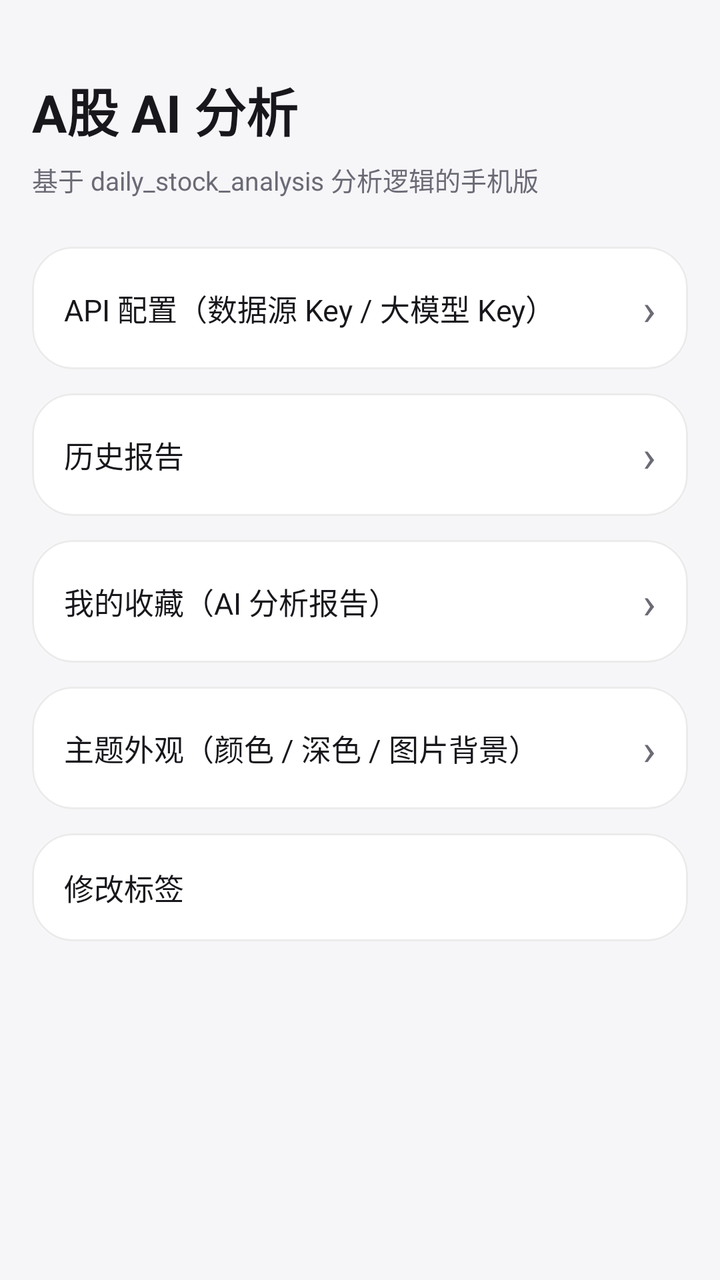
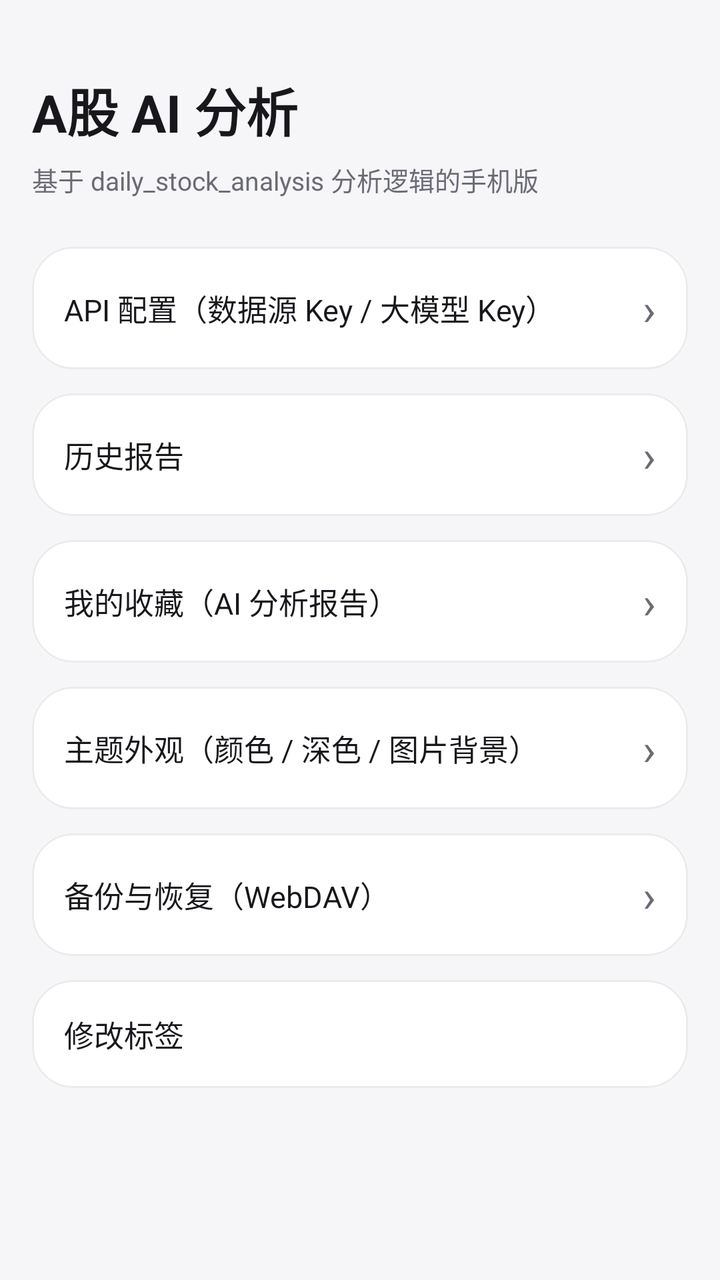

Screens rendered from an Android XML layout before and after an edit, with the pre-edit source and the edit as a unified diff.
<!-- AndroidManifest.xml: application theme Theme.DsaMobile -->
<!-- res/layout/fragment_mine.xml -->
<?xml version="1.0" encoding="utf-8"?>
<LinearLayout xmlns:android="http://schemas.android.com/apk/res/android"
    android:layout_width="match_parent"
    android:layout_height="match_parent"
    android:orientation="vertical"
    android:paddingStart="16dp"
    android:paddingTop="16dp"
    android:paddingEnd="16dp"
    android:paddingBottom="56dp">

    <TextView
        android:id="@+id/mine_title"
        android:layout_width="match_parent"
        android:layout_height="wrap_content"
        android:layout_marginTop="20dp"
        android:text="A股 AI 分析"
        android:textColor="?attr/dsaText"
        android:textSize="26sp"
        android:textStyle="bold" />

    <TextView
        android:layout_width="match_parent"
        android:layout_height="wrap_content"
        android:layout_marginTop="6dp"
        android:text="基于 daily_stock_analysis 分析逻辑的手机版"
        android:textColor="?attr/dsaText2"
        android:textSize="13sp" />

    <LinearLayout
        android:id="@+id/entry_settings"
        android:layout_width="match_parent"
        android:layout_height="wrap_content"
        android:layout_marginTop="24dp"
        android:background="@drawable/bg_card"
        android:tag="dsa_tag"
        android:gravity="center_vertical"
        android:orientation="horizontal"
        android:padding="16dp">

        <TextView
            android:layout_width="0dp"
            android:layout_height="wrap_content"
            android:layout_weight="1"
            android:text="API 配置（数据源 Key / 大模型 Key）"
            android:textColor="?attr/dsaText"
            android:textSize="15sp" />

        <TextView
            android:layout_width="wrap_content"
            android:layout_height="wrap_content"
            android:text="›"
            android:textColor="?attr/dsaText2"
            android:textSize="22sp" />
    </LinearLayout>

    <LinearLayout
        android:id="@+id/entry_history"
        android:layout_width="match_parent"
        android:layout_height="wrap_content"
        android:layout_marginTop="12dp"
        android:background="@drawable/bg_card"
        android:tag="dsa_tag"
        android:gravity="center_vertical"
        android:orientation="horizontal"
        android:padding="16dp">

        <TextView
            android:layout_width="0dp"
            android:layout_height="wrap_content"
            android:layout_weight="1"
            android:text="历史报告"
            android:textColor="?attr/dsaText"
            android:textSize="15sp" />

        <TextView
            android:layout_width="wrap_content"
            android:layout_height="wrap_content"
            android:text="›"
            android:textColor="?attr/dsaText2"
            android:textSize="22sp" />
    </LinearLayout>

    
    <LinearLayout
        android:id="@+id/entry_favorites"
        android:layout_width="match_parent"
        android:layout_height="wrap_content"
        android:layout_marginTop="12dp"
        android:background="@drawable/bg_card"
        android:tag="dsa_tag"
        android:gravity="center_vertical"
        android:orientation="horizontal"
        android:padding="16dp">

        <TextView
            android:layout_width="0dp"
            android:layout_height="wrap_content"
            android:layout_weight="1"
            android:text="我的收藏（AI 分析报告）"
            android:textColor="?attr/dsaText"
            android:textSize="15sp" />

        <TextView
            android:id="@+id/fav_count"
            android:layout_width="wrap_content"
            android:layout_height="wrap_content"
            android:layout_marginEnd="6dp"
            android:textColor="?attr/dsaText2"
            android:textSize="13sp" />

        <TextView
            android:layout_width="wrap_content"
            android:layout_height="wrap_content"
            android:text="›"
            android:textColor="?attr/dsaText2"
            android:textSize="22sp" />
    </LinearLayout>

    
    <LinearLayout
        android:id="@+id/entry_focus"
        android:layout_width="match_parent"
        android:layout_height="wrap_content"
        android:layout_marginTop="12dp"
        android:background="@drawable/bg_card"
        android:gravity="center_vertical"
        android:orientation="horizontal"
        android:padding="16dp"
        android:visibility="gone">

        <TextView
            android:layout_width="0dp"
            android:layout_height="wrap_content"
            android:layout_weight="1"
            android:text="通知与超级岛"
            android:textColor="?attr/dsaText"
            android:textSize="15sp" />

        <TextView
            android:id="@+id/focus_state"
            android:layout_width="wrap_content"
            android:layout_height="wrap_content"
            android:layout_marginEnd="6dp"
            android:ellipsize="end"
            android:maxWidth="150dp"
            android:singleLine="true"
            android:textColor="?attr/dsaText2"
            android:textSize="13sp" />

        <TextView
            android:layout_width="wrap_content"
            android:layout_height="wrap_content"
            android:text="›"
            android:textColor="?attr/dsaText2"
            android:textSize="22sp" />
    </LinearLayout>

    
    <LinearLayout
        android:id="@+id/entry_theme"
        android:layout_width="match_parent"
        android:layout_height="wrap_content"
        android:layout_marginTop="12dp"
        android:background="@drawable/bg_card"
        android:tag="dsa_tag"
        android:gravity="center_vertical"
        android:orientation="horizontal"
        android:padding="16dp">

        <TextView
            android:layout_width="0dp"
            android:layout_height="wrap_content"
            android:layout_weight="1"
            android:text="主题外观（颜色 / 深色 / 图片背景）"
            android:textColor="?attr/dsaText"
            android:textSize="15sp" />

        <TextView
            android:layout_width="wrap_content"
            android:layout_height="wrap_content"
            android:text="›"
            android:textColor="?attr/dsaText2"
            android:textSize="22sp" />
    </LinearLayout>

    
    <LinearLayout
        android:id="@+id/entry_app_title"
        android:layout_width="match_parent"
        android:layout_height="wrap_content"
        android:layout_marginTop="12dp"
        android:background="@drawable/bg_card"
        android:tag="dsa_tag"
        android:gravity="center_vertical"
        android:orientation="horizontal"
        android:padding="16dp">

        <TextView
            android:layout_width="0dp"
            android:layout_height="wrap_content"
            android:layout_weight="1"
            android:text="修改标签"
            android:textColor="?attr/dsaText"
            android:textSize="15sp" />

        <TextView
            android:id="@+id/current_app_title"
            android:layout_width="wrap_content"
            android:layout_height="wrap_content"
            android:ellipsize="end"
            android:maxWidth="180dp"
            android:singleLine="true"
            android:textColor="?attr/dsaText2"
            android:textSize="13sp" />
    </LinearLayout>

    <TextView
        android:id="@+id/config_status"
        android:layout_width="match_parent"
        android:layout_height="wrap_content"
        android:layout_marginTop="16dp"
        android:textColor="?attr/dsaText2"
        android:textSize="12sp" />
</LinearLayout>
<!-- resources referenced by this layout -->
<resources>
  <style name="Theme.DsaMobile" parent="Theme.Dsa.Blue" />
  <style name="Theme.Dsa.Blue" parent="Theme.Dsa.Base" />
  <color name="theme_blue">#1A73E8</color>
  <color name="theme_blue_dark">#1557B0</color>
  <color name="soft_blue">#E8F0FE</color>
  <color name="light_card">#FFFFFF</color>
  <color name="light_text">#17171C</color>
  <color name="light_text2">#6B6B76</color>
  <color name="light_bg">#F6F6F9</color>
  <color name="light_surface2">#EFEFF3</color>
  <color name="light_divider">#E6E6EC</color>
  <color name="glass_tint_light">#F2FFFFFF</color>
  <color name="glass_stroke_light">#14000000</color>
  <color name="glass_hi_light">#14FFFFFF</color>
  <color name="nav_glass_light">#59FFFFFF</color>
  <style name="Widget.Dsa.Button" parent="Widget.MaterialComponents.Button">
          <item name="cornerRadius">10dp</item>
          <item name="android:textAllCaps">false</item>
      </style>
  <style name="Widget.Dsa.Fab" parent="Widget.MaterialComponents.FloatingActionButton">
          <item name="backgroundTint">?attr/dsaPrimary</item>
          <item name="tint">@color/light_card</item>
          <item name="shapeAppearanceOverlay">@style/ShapeAppearance.Dsa.Fab</item>
      </style>
  <style name="Widget.Dsa.AlertDialog" parent="MaterialAlertDialog.MaterialComponents">
          <item name="shapeAppearanceOverlay">@style/ShapeAppearance.Dsa.Dialog</item>
          <item name="backgroundTint">?attr/dsaCard</item>
          <item name="buttonBarPositiveButtonStyle">@style/Widget.Dsa.DialogButton</item>
          <item name="buttonBarNegativeButtonStyle">@style/Widget.Dsa.DialogButton</item>
      </style>
  <style name="Widget.Dsa.ActionBarTitle" parent="TextAppearance.Widget.AppCompat.Toolbar.Title">
          <item name="android:textSize">18sp</item>
          <item name="android:textStyle">bold</item>
          <item name="android:letterSpacing">0.01</item>
      </style>
  <style name="ShapeAppearance.Dsa.Fab" parent="ShapeAppearance.MaterialComponents.LargeComponent">
          <item name="cornerFamily">rounded</item>
          <item name="cornerSize">16dp</item>
      </style>
  <!-- drawable bottom_nav_color (drawable) -->
  <?xml version="1.0" encoding="utf-8"?>
  <selector xmlns:android="http://schemas.android.com/apk/res/android">
      <item android:color="?attr/dsaOnPrimary" android:state_checked="true" />
      <item android:color="?attr/dsaText2" />
  </selector>
  <style name="Widget.Dsa.NavIndicator" parent="Widget.Material3.BottomNavigationView.ActiveIndicator">
          <item name="android:color">?attr/dsaPrimary</item>
          <item name="shapeAppearance">@style/ShapeAppearance.Dsa.NavPill</item>
          <item name="marginHorizontal">6dp</item>
      </style>
  <style name="TextAppearance.Dsa.NavActive" parent="TextAppearance.MaterialComponents.Caption">
          <item name="android:textSize">11sp</item>
          <item name="android:textStyle">bold</item>
          <item name="android:textColor">?attr/dsaOnPrimary</item>
      </style>
  <style name="TextAppearance.Dsa.NavInactive" parent="TextAppearance.MaterialComponents.Caption">
          <item name="android:textSize">11sp</item>
          <item name="android:textColor">?attr/dsaText2</item>
      </style>
  <style name="ShapeAppearance.Dsa.Dialog" parent="ShapeAppearance.MaterialComponents.LargeComponent">
          <item name="cornerFamily">rounded</item>
          <item name="cornerSize">28dp</item>
      </style>
  <style name="Widget.Dsa.DialogButton" parent="Widget.MaterialComponents.Button.TextButton">
          <item name="android:textAllCaps">false</item>
          <item name="android:textColor">?attr/dsaPrimary</item>
      </style>
  <style name="ShapeAppearance.Dsa.NavPill" parent="ShapeAppearance.MaterialComponents.LargeComponent">
          <item name="cornerFamily">rounded</item>
          <item name="cornerSize">100dp</item>
      </style>
  <!-- unchanged entries left out for length: 5 -->
</resources>

<!-- the commit's change to res/layout/fragment_mine.xml (unified diff, before → after) -->
@@ -185,6 +185,34 @@
 
     
     <LinearLayout
+        android:id="@+id/entry_backup"
+        android:layout_width="match_parent"
+        android:layout_height="wrap_content"
+        android:layout_marginTop="12dp"
+        android:background="@drawable/bg_card"
+        android:tag="dsa_tag"
+        android:gravity="center_vertical"
+        android:orientation="horizontal"
+        android:padding="16dp">
+
+        <TextView
+            android:layout_width="0dp"
+            android:layout_height="wrap_content"
+            android:layout_weight="1"
+            android:text="备份与恢复（WebDAV）"
+            android:textColor="?attr/dsaText"
+            android:textSize="15sp" />
+
+        <TextView
+            android:layout_width="wrap_content"
+            android:layout_height="wrap_content"
+            android:text="›"
+            android:textColor="?attr/dsaText2"
+            android:textSize="22sp" />
+    </LinearLayout>
+
+    
+    <LinearLayout
         android:id="@+id/entry_app_title"
         android:layout_width="match_parent"
         android:layout_height="wrap_content"
